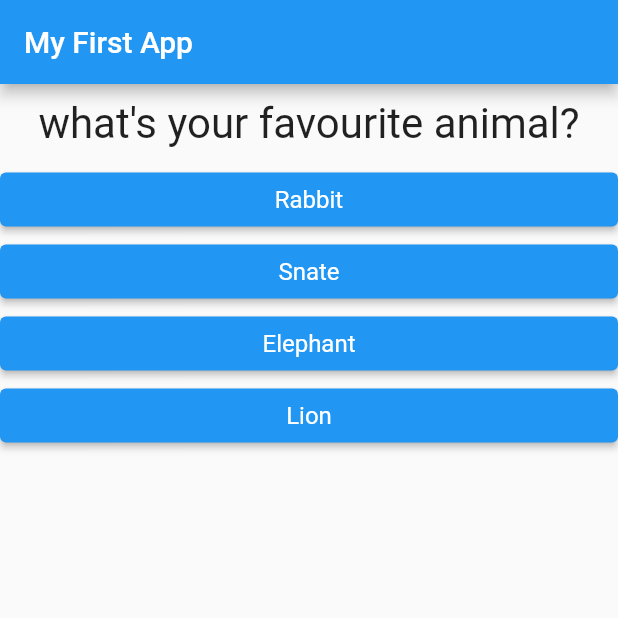
After one commit to MzeroHour/Flutter-Complete-Guide, a Flutter app: the screen it shows after launch, after a tap on "Black", on a phone screen of 412 x 824 dp, the top half of it. The commit adds this screen. Run offline on Flutter 3.47's test engine with Material 2 defaults, Android fonts, the phone set to English and light mode, and no system bars.

Commit message:
add quiz and result all finish

```diff
--- a/lib/main.dart
+++ b/lib/main.dart
@@ -1,4 +1,6 @@
 import 'package:flutter/material.dart';
+import 'package:flutter_complete_guide/quiz.dart';
+import 'package:flutter_complete_guide/result.dart';
 import './question.dart';
 import './answer.dart';
 
@@ -16,45 +18,59 @@ class MyApp extends StatefulWidget {
 }
 
 class _MyAppState extends State<MyApp> {
-  final questions = const [
+  final _questions = const [
     {
       'questionText': 'what\'s your favourite color?',
-      'answer': [
-        'Black',
-        'Red',
-        'Green',
-        'White',
+      'answers': [
+        {'text': 'Black', 'score': 10},
+        {'text': 'Red', 'score': 5},
+        {'text': 'Green', 'score': 3},
+        {'text': 'White', 'score': 1},
       ],
     },
     {
       'questionText': 'what\'s your favourite animal?',
-      'answer': [
-        'Rabbit',
-        'Snake',
-        'Elephant',
-        'Lion',
+      'answers': [
+        {'text': 'Rabbit', 'score': 3},
+        {'text': 'Snate', 'score': 1},
+        {'text': 'Elephant', 'score': 5},
+        {'text': 'Lion', 'score': 20},
       ],
     },
     {
       'questionText': 'Who\'s your favourite instuctor?',
-      'answer': [
-        'Max',
-        'Max',
-        'Max',
-        'Max',
+      'answers': [
+        {'text': 'Max', 'score': 1},
+        {'text': 'Max', 'score': 1},
+        {'text': 'Max', 'score': 1},
+        {'text': 'Max', 'score': 1},
       ],
     }
   ];
 
   var _questionIndex = 0;
+  var _totalScore = 0;
 
-  void _answerQuestion() {
+  void _resultQuiz() {
+    setState(() {
+      _questionIndex = 0;
+      _totalScore = 0;
+    });
+  }
+
+  void _answerQuestion(int score) {
+    //var aBool=true;
+    //aBool = false;
+
+    _totalScore += score;
     setState(() {
       _questionIndex = _questionIndex + 1;
     });
 
-    if (_questionIndex < questions.length) {
+    if (_questionIndex < _questions.length) {
       print('we have more question!');
+    } else {
+      print('No More question!');
     }
 
     print(_questionIndex);
@@ -67,19 +83,13 @@ class _MyAppState extends State<MyApp> {
         appBar: AppBar(
           title: Text('My First App'),
         ),
-        body: Column(
-          children: [
-            Question(
-              questions[_questionIndex]['questionText'].toString(),
-            ),
-
-            //Nested List
-            ...(questions[_questionIndex]['answer'] as List<String>)
-                .map((answer) {
-              return Answer(_answerQuestion, answer);
-            }).toList()
-          ],
-        ),
+        body: _questionIndex < _questions.length
+            ? Quiz(
+                answerQuestion: _answerQuestion,
+                questionIndex: _questionIndex,
+                questions: _questions,
+              )
+            : Result(_totalScore, _resultQuiz),
       ),
     );
   }
--- /dev/null
+++ b/lib/quiz.dart
@@ -0,0 +1,33 @@
+import 'package:flutter/material.dart';
+
+import './question.dart';
+import 'answer.dart';
+
+class Quiz extends StatelessWidget {
+  final List<Map<String, Object>> questions;
+  final int questionIndex;
+  final Function answerQuestion;
+
+  Quiz({
+    required this.questions,
+    required this.questionIndex,
+    required this.answerQuestion,
+  });
+
+  @override
+  Widget build(BuildContext context) {
+    return Column(
+      children: [
+        Question(
+          questions[questionIndex]['questionText'].toString(),
+        ),
+
+        //Nested List
+        ...(questions[questionIndex]['answers'] as List<Map<String, Object>>)
+            .map((answer) {
+          return Answer(() => answerQuestion(answer['score']), answer['text']);
+        }).toList()
+      ],
+    );
+  }
+}
```
Also changed, not shown: lib/result.dart (added, +46 -0 lines).
